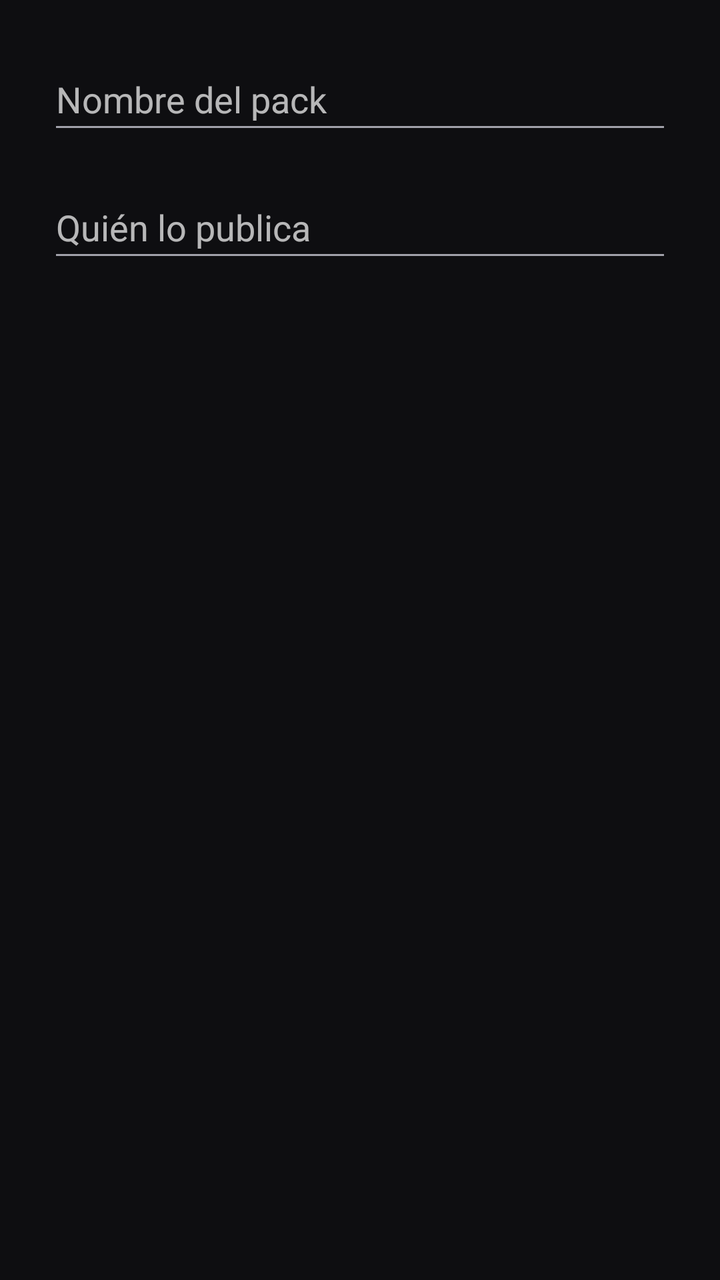
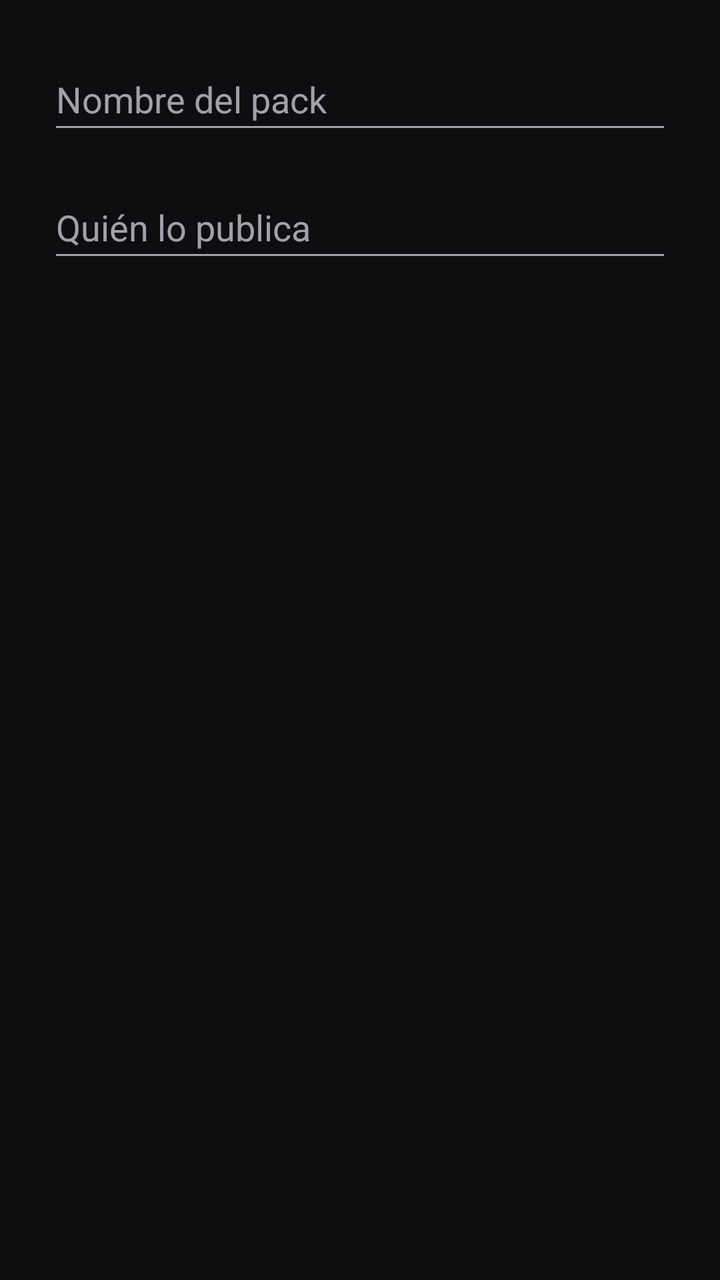

Before-and-after screenshots of an Android layout around one commit, followed by the original layout XML and the change that was made.
<!-- AndroidManifest.xml: application theme Theme.Tierruos -->
<!-- res/layout/dialog_pack_details.xml -->
<?xml version="1.0" encoding="utf-8"?>
<LinearLayout xmlns:android="http://schemas.android.com/apk/res/android" android:layout_width="match_parent"
    android:layout_height="wrap_content" android:padding="@dimen/space_24" android:orientation="vertical">
    <EditText android:id="@+id/packName" android:layout_width="match_parent" android:layout_height="wrap_content"
        android:minHeight="@dimen/touch_target_min" android:hint="@string/name_pack_hint" android:maxLength="128"
        android:inputType="textCapSentences" android:maxLines="2" android:autofillHints="" />
    <EditText android:id="@+id/publisher" android:layout_width="match_parent" android:layout_height="wrap_content"
        android:layout_marginTop="@dimen/space_16" android:minHeight="@dimen/touch_target_min" android:maxLength="128"
        android:hint="@string/publisher_hint" android:inputType="textCapWords" android:maxLines="2" android:autofillHints="" />
</LinearLayout>
<!-- resources referenced by this layout -->
<resources>
  <dimen name="space_16">16dp</dimen>
  <dimen name="space_24">24dp</dimen>
  <dimen name="touch_target_min">48dp</dimen>
  <string name="name_pack_hint">Nombre del pack</string>
  <string name="publisher_hint">Quién lo publica</string>
  <color name="accent">#25D366</color>
  <color name="on_accent">#0E0E11</color>
  <color name="surface">#18181C</color>
  <color name="text_primary">#F4F4F6</color>
  <color name="error">#EF4444</color>
  <color name="background">#0E0E11</color>
  <color name="text_secondary">#A1A1AA</color>
  <style name="TextAppearance.Tierruos.Title" parent="TextAppearance.MaterialComponents.Headline6">
          <item name="android:textSize">@dimen/text_title</item>
          <item name="android:textColor">@color/text_primary</item>
          <item name="android:fontFamily">sans-serif-medium</item>
          <item name="android:textStyle">normal</item>
          <item name="android:breakStrategy">balanced</item>
          <item name="android:hyphenationFrequency">none</item>
      </style>
  <style name="TextAppearance.Tierruos.Body" parent="TextAppearance.MaterialComponents.Body1">
          <item name="android:textSize">@dimen/text_body</item>
          <item name="android:textColor">@color/text_primary</item>
          <item name="android:fontFamily">sans</item>
          <item name="android:textStyle">normal</item>
      </style>
  <style name="TextAppearance.Tierruos.Caption" parent="TextAppearance.MaterialComponents.Caption">
          <item name="android:textSize">@dimen/text_caption</item>
          <item name="android:textColor">@color/text_secondary</item>
          <item name="android:fontFamily">sans</item>
          <item name="android:textStyle">normal</item>
      </style>
  <style name="ShapeAppearance.Tierruos.Card" parent="ShapeAppearance.MaterialComponents.MediumComponent">
          <item name="cornerFamily">rounded</item>
          <item name="cornerSize">@dimen/radius_card</item>
      </style>
  <style name="Widget.Tierruos.Card" parent="Widget.MaterialComponents.CardView">
          <item name="cardBackgroundColor">@color/surface</item>
          <item name="cardCornerRadius">@dimen/radius_card</item>
          <item name="contentPadding">@dimen/card_padding</item>
          <item name="cardElevation">@dimen/elevation_none</item>
          <item name="cardMaxElevation">@dimen/elevation_none</item>
          <item name="strokeWidth">@dimen/elevation_none</item>
      </style>
  <style name="Widget.Tierruos.Button.Secondary" parent="Widget.MaterialComponents.Button.TextButton">
          <item name="iconGravity">textStart</item>
          <item name="android:textAppearance">@style/TextAppearance.Tierruos.Body</item>
          <item name="android:textStyle">normal</item>
          <item name="android:textAllCaps">false</item>
          <item name="android:textColor">@color/text_primary</item>
          <item name="iconTint">@color/text_primary</item>
          <item name="iconSize">@dimen/icon_size</item>
          <item name="iconPadding">@dimen/space_8</item>
          <item name="cornerRadius">@dimen/radius_control</item>
          <item name="android:minHeight">@dimen/touch_target_min</item>
          <item name="android:minWidth">@dimen/touch_target_min</item>
          <item name="android:elevation">@dimen/elevation_none</item>
          <item name="android:stateListAnimator">@null</item>
      </style>
  <dimen name="text_title">24sp</dimen>
  <dimen name="text_body">16sp</dimen>
  <dimen name="text_caption">12sp</dimen>
  <dimen name="radius_card">@dimen/card_outer_radius</dimen>
  <dimen name="card_padding">8dp</dimen>
  <dimen name="elevation_none">0dp</dimen>
  <dimen name="icon_size">24dp</dimen>
  <dimen name="space_8">8dp</dimen>
  <dimen name="radius_control">12dp</dimen>
  <dimen name="card_outer_radius">20dp</dimen>
  <!-- unchanged entries left out for length: 1 -->
</resources>

<!-- the commit's change to res/layout/dialog_pack_details.xml (unified diff, before → after) -->
@@ -2,9 +2,9 @@
 <LinearLayout xmlns:android="http://schemas.android.com/apk/res/android" android:layout_width="match_parent"
     android:layout_height="wrap_content" android:padding="@dimen/space_24" android:orientation="vertical">
     <EditText android:id="@+id/packName" android:layout_width="match_parent" android:layout_height="wrap_content"
-        android:minHeight="@dimen/touch_target_min" android:hint="@string/name_pack_hint" android:maxLength="128"
+        android:minHeight="@dimen/touch_target_min" android:textColor="@color/text_primary" android:textColorHint="@color/text_secondary" android:hint="@string/name_pack_hint" android:maxLength="128"
         android:inputType="textCapSentences" android:maxLines="2" android:autofillHints="" />
     <EditText android:id="@+id/publisher" android:layout_width="match_parent" android:layout_height="wrap_content"
         android:layout_marginTop="@dimen/space_16" android:minHeight="@dimen/touch_target_min" android:maxLength="128"
-        android:hint="@string/publisher_hint" android:inputType="textCapWords" android:maxLines="2" android:autofillHints="" />
+        android:textColor="@color/text_primary" android:textColorHint="@color/text_secondary" android:hint="@string/publisher_hint" android:inputType="textCapWords" android:maxLines="2" android:autofillHints="" />
 </LinearLayout>
